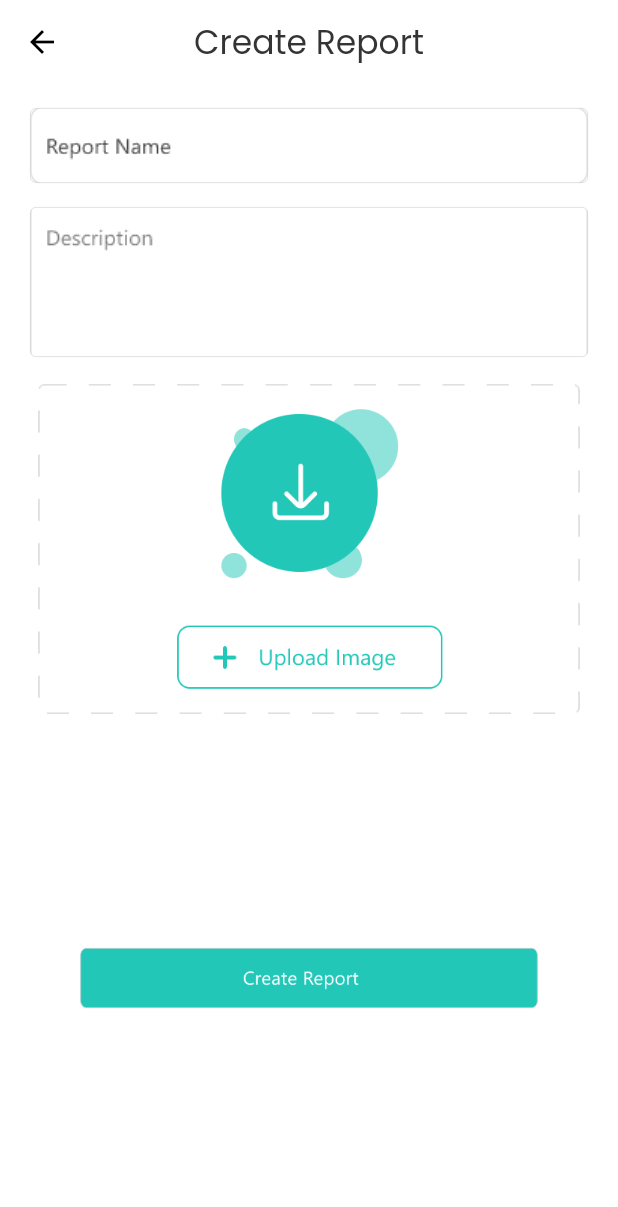
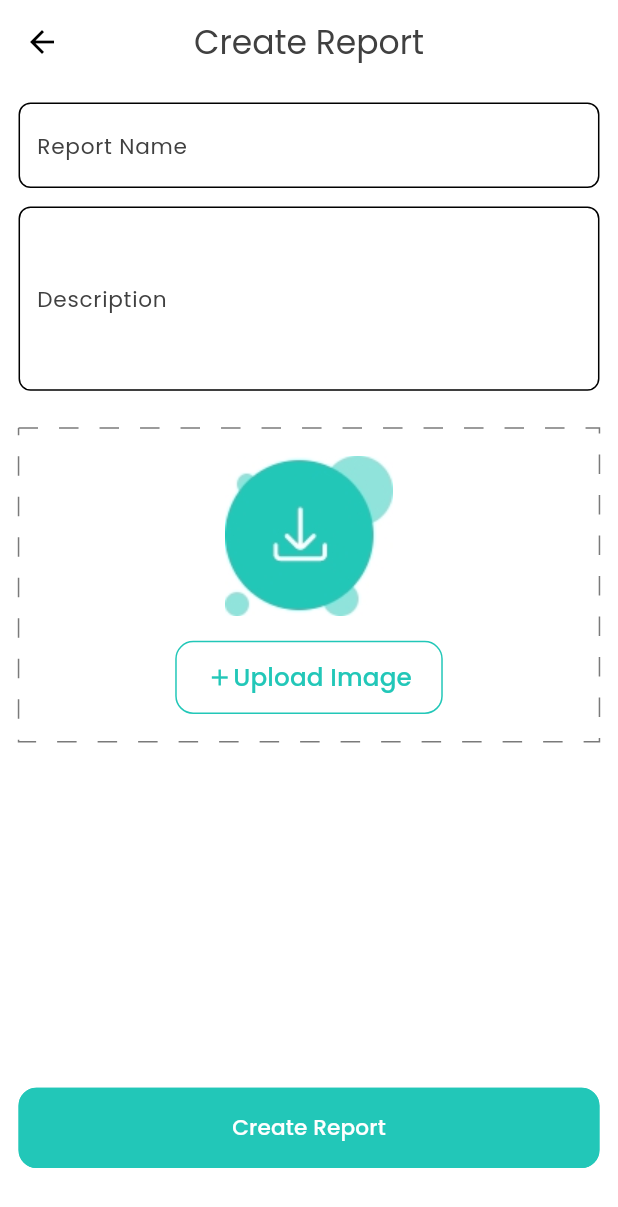
Before and after one commit to nourr122/HospitalSystem, a Flutter app: the CreateReport screen opened directly, on a phone screen of 412 x 824 dp. Shown: the top 1207 px of the screen. Run offline on Flutter 3.47's test engine with Material 3 defaults, Android fonts, the phone set to English and light mode, and no system bars; drawn by our look-alikes of dotted_border; our stand-ins replace flutter_screenutil, flutter_svg, font_awesome_flutter, google_fonts, syncfusion_flutter_datepicker, table_calendar.

Commit message:
Update create_report.dart

```diff
--- a/lib/features/reports/presentation/views/create_report.dart
+++ b/lib/features/reports/presentation/views/create_report.dart
@@ -1,122 +1,160 @@
 import 'package:flutter/material.dart';
 import 'package:instant_project/core/utils/app_colors.dart';
-import 'package:instant_project/core/utils/assets.dart';
-import 'reports_screen.dart';
+import 'package:instant_project/core/utils/app_assets.dart';
+import 'package:dotted_border/dotted_border.dart';
+import 'package:instant_project/features/reports/presentation/views/report_details_screen.dart';
 
-class CreateReport extends StatelessWidget {
+
+
+class CreateReport extends StatefulWidget {
   const CreateReport({super.key});
+
+
+  @override
+  State<CreateReport> createState() => _CreateReportState();
+}
+
+class _CreateReportState extends State<CreateReport> {
+  TextEditingController textController1 = TextEditingController();
+    TextEditingController textController2 = TextEditingController();
+
 
   @override
   Widget build(BuildContext context) {
+    double screenwidth = MediaQuery.of(context).size.width;
+    double screenheight = MediaQuery.of(context).size.height;
     return Scaffold(
-      backgroundColor: AppColors.backgroundColor,
+      backgroundColor: AppColors.whiteColor1,
       appBar: AppBar(
-        backgroundColor: AppColors.backgroundColor,
+        backgroundColor: AppColors.whiteColor1,
         title: Text(
           'Create Report',
-          style: TextStyle(color: AppColors.TitleColor),
+          style: TextStyle(color: AppColors.grayColor2),
         ),
         centerTitle: true,
       ),
-      body: Padding(
-        padding: const EdgeInsets.symmetric(horizontal: 20.0),
-        child: Column(
-          crossAxisAlignment: CrossAxisAlignment.start,
+      body:
+        Padding(padding: EdgeInsets.all(screenwidth*0.03),
+        child: ListView(
           children: [
-            const SizedBox(height: 16),
-
-
-            Container(
-              width: double.infinity,
-              height: 50,
-              padding: const EdgeInsets.symmetric(horizontal: 10),
-              decoration: BoxDecoration(
-                image: DecorationImage(
-                  image: AssetImage(AppAssets.NameReport),
-                  fit: BoxFit.cover,
-                ),
-                border: Border.all(
-                  color: const Color(0xFFD8D8D8),
-                  width: 0.5,
-                ),
-                borderRadius: BorderRadius.circular(4),
-              ),
-              alignment: Alignment.centerLeft,
-              child: Image.asset(AppAssets.ReportName),
-            ),
-
-            const SizedBox(height: 16),
-
-
-            Container(
-              width: double.infinity,
-              height: 100,
-              padding: const EdgeInsets.symmetric(horizontal: 10, vertical: 10),
-              decoration: BoxDecoration(
-                image: DecorationImage(
-                  image: AssetImage(AppAssets.DescriptionReport),
-                  fit: BoxFit.cover,
-                ),
-                border: Border.all(
-                  color: const Color(0xFFD8D8D8),
-                  width: 0.5,
-                ),
-                borderRadius: BorderRadius.circular(4),
-              ),
-              alignment: Alignment.topLeft,
-             child: Image.asset(AppAssets.InputText),
-            ),
-            SizedBox(height: 18),
-            Container(
-              width: double.infinity,
-              height: 220,
-              padding: EdgeInsets.symmetric(horizontal: 10, vertical: 10),
-              decoration: BoxDecoration(
-                image: DecorationImage(
-                  image: AssetImage(AppAssets.UploadImage),
-
-                ),
-
-                borderRadius: BorderRadius.circular(4),
+            TextField(
+                    controller: textController1,
+                    cursorColor: AppColors.grayColor3,
+                    decoration: InputDecoration(
+                      fillColor: AppColors.whiteColor1,
+                      filled: true,
+                      hintText: "Report Name",
+                      hintStyle: TextStyle(fontSize: screenwidth*0.035,fontFamily: 'poppins',color: AppColors.grayColor2),
+                      border: OutlineInputBorder(
+                        borderRadius: BorderRadius.circular(8.0),
+                        borderSide: BorderSide(width: screenwidth*0.001,color: AppColors.grayColor3),
+                      ),
+                      focusedBorder: OutlineInputBorder(
+              borderRadius: BorderRadius.circular(8.0),
+              borderSide: BorderSide(
+                width: screenwidth * 0.001,
+                color: AppColors.grayColor3,
               ),
             ),
-            SizedBox(height: 140,),
-            Align(
-              alignment: Alignment.bottomCenter,
-              child: Material(
-                color: Colors.transparent,
-                child: InkWell(
-                  onTap: () {
-                    Navigator.push(
-                      context,
-                      MaterialPageRoute(builder: (context) => ReportsScreen()),
-                    );
+                      contentPadding: EdgeInsets.symmetric(vertical: screenheight*0.02, horizontal: screenwidth*0.02),
+                    ),
+                  ),
+                  SizedBox(height:screenwidth*0.03),
+                  TextField(
+                    controller: textController2,
+                    decoration: InputDecoration(
+                      fillColor: AppColors.whiteColor1,
+                      filled: true,
+                      hintText: "Description",
+                      hintStyle: TextStyle(fontSize: screenwidth*0.035,fontFamily: 'poppins',color: AppColors.grayColor2),
+                      border: OutlineInputBorder(
+                        borderRadius: BorderRadius.circular(8.0),
+                        borderSide: BorderSide(width: screenwidth*0.001,color: AppColors.grayColor3),
+                      ),
+                      focusedBorder: OutlineInputBorder(
+              borderRadius: BorderRadius.circular(8.0),
+              borderSide: BorderSide(
+                width: screenwidth * 0.001,
+                color: AppColors.grayColor3,
+              ),
+            ),
+                      contentPadding: EdgeInsets.symmetric(vertical: screenheight*0.06, horizontal: screenwidth*0.02),
+                    ),
+                  ),
+                  SizedBox(height:screenheight*0.03),
+                              DottedBorder(
+              dashPattern: [13,14],
+              color: AppColors.grayColor3,
+              child: Column(
+                mainAxisAlignment: MainAxisAlignment.center,
+              children:[
+                SizedBox(height:screenheight*0.02),
+                Row(
+                  mainAxisAlignment: MainAxisAlignment.center,
+                  children: [Image.asset(AppAssets.uploadImage),],
+                  ),
+                SizedBox(height:screenheight*0.02),
+                Row(mainAxisAlignment: MainAxisAlignment.center,
+                  children: [
+                  OutlinedButton(
+                  onPressed: () {
+
                   },
-                  borderRadius: BorderRadius.circular(4),
-                  splashColor: Colors.teal.withOpacity(0.3),
-                  highlightColor: Colors.blueGrey.withOpacity(0.2),
-                  child: Container(
-                    margin: EdgeInsets.only(top: 16),
-                    width: 305,
-                    height: 40,
-                    decoration: BoxDecoration(
-                      image: DecorationImage(
-                        image: AssetImage(AppAssets.CreateReport),
-                        fit: BoxFit.cover,
-                      ),
-                      border: Border.all(
-                        color: Color(0xFFD8D8D8),
-                        width: 0.5,
-                      ),
-                      borderRadius: BorderRadius.circular(4),
+                  child: Row(
+                    mainAxisAlignment: MainAxisAlignment.center,
+                    children: [
+                      Icon(Icons.add,color: AppColors.primaryColor,),Text(
+                    "Upload Image",
+                    style: TextStyle(
+                      fontFamily: 'poppins',
+                      fontSize: screenwidth * 0.04,
+                      color: AppColors.primaryColor,
+                    ),
+                  ),],),
+                  style: ElevatedButton.styleFrom(
+                    padding: EdgeInsets.symmetric(vertical: screenheight*0.015,horizontal: screenwidth*0.05),
+                    shape: RoundedRectangleBorder(
+                      borderRadius: BorderRadius.circular(12),
+                    ),
+                    side: BorderSide(
+                      color: AppColors.primaryColor,
+                      width: 1,
                     ),
                   ),
                 ),
+                ],),
+                SizedBox(height:screenheight*0.02),
+
+              ]
+            )),
+            SizedBox(height: screenheight*0.28,),
+            OutlinedButton(
+              onPressed: () {
+              Navigator.of(context).pop();
+              },
+              style: ElevatedButton.styleFrom(
+                shape: RoundedRectangleBorder(
+                  borderRadius: BorderRadius.circular(12),
+                ),
+                side: BorderSide(color: AppColors.primaryColor, width: 2),
+                backgroundColor: AppColors.primaryColor,
+                minimumSize: Size(screenwidth*0.96, screenheight * 0.065),
+              ),
+              child: Text(
+                "Create Report",
+                style: TextStyle(
+                  fontFamily: 'Poppins',
+                  fontSize: screenwidth * 0.035,
+                  color: AppColors.whiteColor1,
+                ),
               ),
             ),
+
+
+
           ],
-        ),
-      ),
+        )
+        ,)
     );
   }
 }
```
